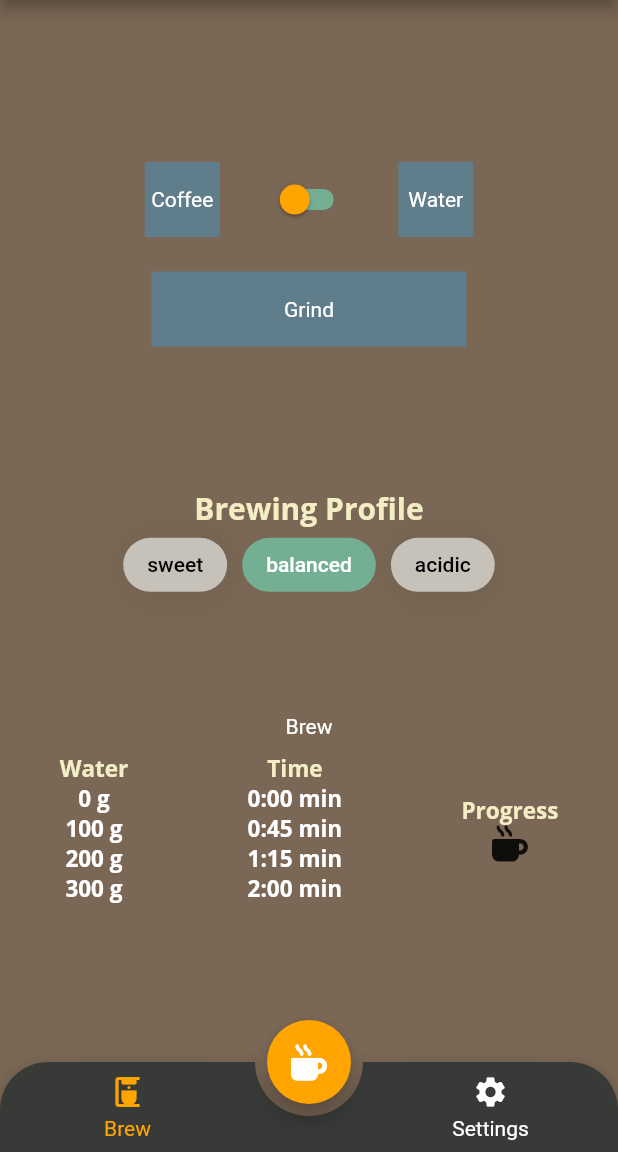
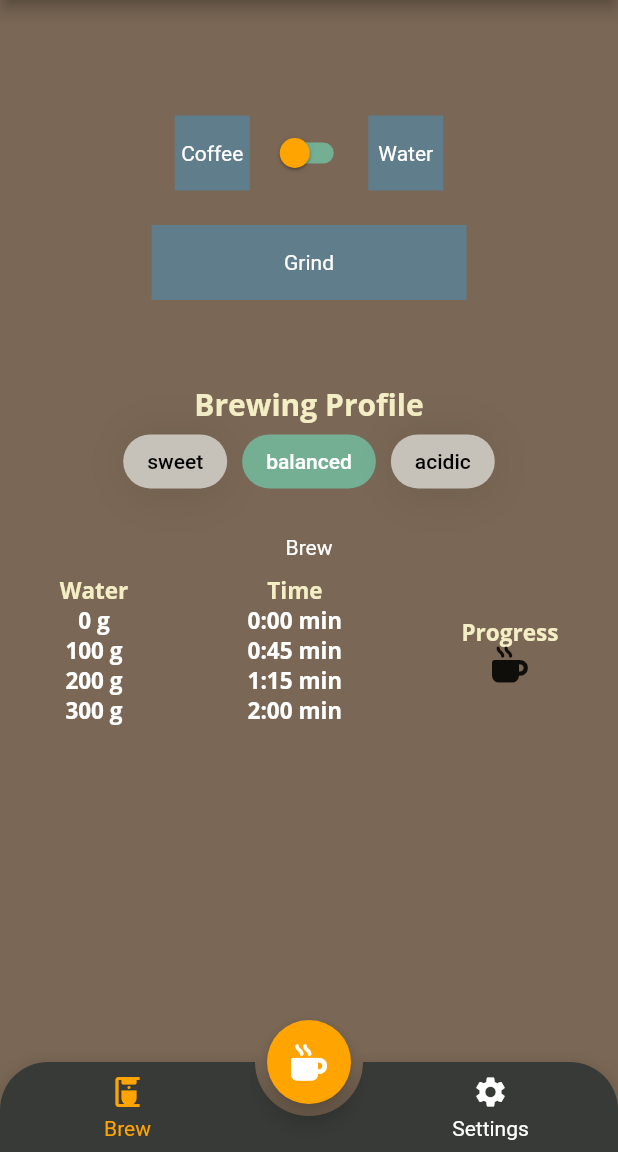
Before and after one commit to speedy901990/46method, a Flutter app: the screen it shows after launch, on a phone screen of 412 x 824 dp, the part 84-1236 px from its top. Run offline on Flutter 3.47's test engine with Material 2 defaults, Android fonts, the phone set to English and light mode, and no system bars; drawn by our look-alikes of animated_bottom_navigation_bar, auto_size_text, group_button; our stand-ins replace font_awesome_flutter; missing offline and left inert: circular_reveal_animation.

Commit message:
Set basic brew page constraints

```diff
--- a/app/lib/main.dart
+++ b/app/lib/main.dart
@@ -30,6 +30,7 @@ class MyApp extends StatelessWidget {
         colorScheme: ColorScheme.fromSwatch(
                 primarySwatch: HexColor.getPrimarySwatch('#7A6755'))
             .copyWith(
+          primary: HexColor('#7A6755'),
           secondary: HexColor('#FFA400'),
           surface: HexColor('#74AF94'),
           surfaceVariant: HexColor('#C6C2B9'),
@@ -155,6 +156,11 @@ class _Method46State extends State<Method46> with TickerProviderStateMixin {
     );
     SystemChrome.setSystemUIOverlayStyle(systemTheme);
 
+    super.didChangeDependencies();
+  }
+
+  @override
+  Widget build(BuildContext context) {
     _appBar = AppBar(
       title: const Center(
         child: Text(
@@ -193,8 +199,8 @@ class _Method46State extends State<Method46> with TickerProviderStateMixin {
         );
       },
       backgroundColor: Theme.of(context).colorScheme.background,
+      splashColor: Theme.of(context).colorScheme.secondary,
       activeIndex: _bottomNavIndex,
-      splashColor: Theme.of(context).colorScheme.secondary,
       notchAndCornersAnimation: borderRadiusAnimation,
       splashSpeedInMilliseconds: 300,
       notchSmoothness: NotchSmoothness.defaultEdge,
@@ -212,11 +218,6 @@ class _Method46State extends State<Method46> with TickerProviderStateMixin {
       height: 60,
     );
 
-    super.didChangeDependencies();
-  }
-
-  @override
-  Widget build(BuildContext context) {
     final mediaQuery = MediaQuery.of(context);
     final pageHeight = mediaQuery.size.height -
         _appBar.preferredSize.height -
--- a/app/lib/widgets/brew_page.dart
+++ b/app/lib/widgets/brew_page.dart
@@ -24,19 +24,15 @@ class _BrewPageState extends State<BrewPage> {
 
   @override
   Widget build(BuildContext context) {
-    double totalWidth = MediaQuery.of(context).size.width;
-    double totalHeight = MediaQuery.of(context).size.height;
-    print("${totalWidth}, ${totalHeight}");
     return LayoutBuilder(builder: (ctx, constraints) {
-      double constraintWidth = constraints.maxWidth;
-      double constraintHeight = constraints.maxHeight;
-      print("${constraintWidth}, ${constraintHeight}");
-      return Column(
-        mainAxisAlignment: MainAxisAlignment.spaceAround,
+      return Container(
+        height: constraints.maxHeight,
+        child: Column(
+          mainAxisAlignment: MainAxisAlignment.start,
           crossAxisAlignment: CrossAxisAlignment.stretch,
           children: [
             Container(
-            height: totalHeight / 5,
+              height: constraints.maxHeight * 0.25,
               child: Column(
                 mainAxisAlignment: MainAxisAlignment.start,
                 crossAxisAlignment: CrossAxisAlignment.center,
@@ -48,7 +44,7 @@ class _BrewPageState extends State<BrewPage> {
                       children: [
                         Padding(
                           padding:
-                            EdgeInsets.symmetric(horizontal: 30, vertical: 5),
+                              EdgeInsets.symmetric(horizontal: 10, vertical: 5),
                           child: Container(
                             height: 50,
                             width: 50,
@@ -57,7 +53,8 @@ class _BrewPageState extends State<BrewPage> {
                           ),
                         ),
                         Switch(
-                        activeTrackColor: Theme.of(context).colorScheme.surface,
+                          activeTrackColor:
+                              Theme.of(context).colorScheme.surface,
                           inactiveTrackColor:
                               Theme.of(context).colorScheme.surface,
                           activeColor: Theme.of(context).colorScheme.secondary,
@@ -69,7 +66,7 @@ class _BrewPageState extends State<BrewPage> {
                         ),
                         Padding(
                           padding:
-                            EdgeInsets.symmetric(horizontal: 30, vertical: 5),
+                              EdgeInsets.symmetric(horizontal: 10, vertical: 5),
                           child: Container(
                             height: 50,
                             width: 50,
@@ -100,7 +97,7 @@ class _BrewPageState extends State<BrewPage> {
               ),
             ),
             Container(
-            height: totalHeight / 10,
+              height: constraints.maxHeight * 0.15,
               child: Column(
                 mainAxisAlignment: MainAxisAlignment.center,
                 children: [
@@ -119,7 +116,8 @@ class _BrewPageState extends State<BrewPage> {
                             groupingType: GroupingType.wrap,
                             elevation: 0,
                             borderRadius: BorderRadius.circular(20),
-                          selectedColor: Theme.of(context).colorScheme.surface,
+                            selectedColor:
+                                Theme.of(context).colorScheme.surface,
                             unselectedColor:
                                 Theme.of(context).colorScheme.surfaceVariant),
                       ),
@@ -129,7 +127,7 @@ class _BrewPageState extends State<BrewPage> {
               ),
             ),
             Container(
-            height: totalHeight / 3,
+              height: constraints.maxHeight * 0.6,
               child: Column(
                 mainAxisAlignment: MainAxisAlignment.start,
                 crossAxisAlignment: CrossAxisAlignment.center,
@@ -185,6 +183,7 @@ class _BrewPageState extends State<BrewPage> {
               ),
             ),
           ],
+        ),
       );
     });
   }
```
Lines whose indentation alone changed are shown as unchanged.
